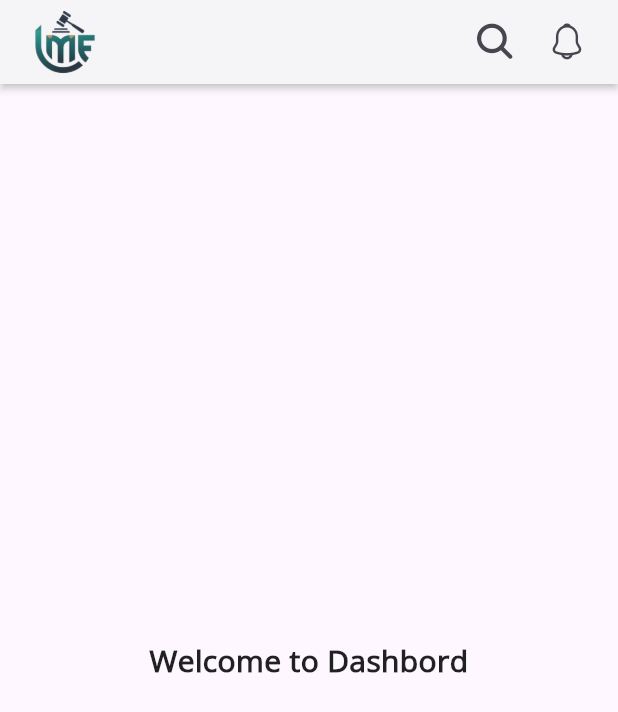
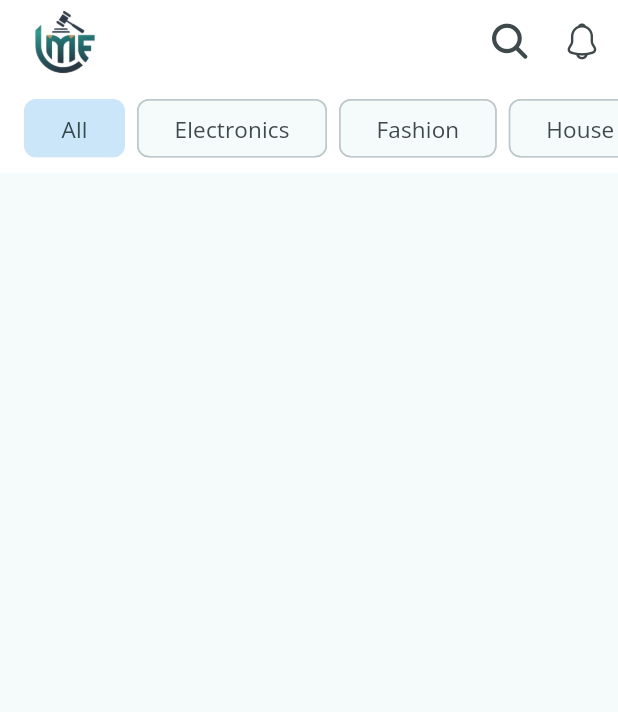
Before and after one commit to SubhamAdhikari20/leelame_app, a Flutter app: the HomeScreen screen opened directly, on a phone screen of 412 x 824 dp. Shown: the top 712 px of the screen. Run offline on Flutter 3.47's test engine with Material 3 defaults, Android fonts, the light colour scheme and no system bars.

Commit message:
Adding category toggle along with appbar

```diff
--- a/lib/bottom_screens/home_screen.dart
+++ b/lib/bottom_screens/home_screen.dart
@@ -2,14 +2,67 @@
 import 'package:flutter/material.dart';
 import 'package:leelame/custom_icons/notification_outlined_icon.dart';
 import 'package:leelame/custom_icons/search_icon.dart';
+import 'package:leelame/widgets/category_toggle_item.dart';
 
-class HomeScreen extends StatelessWidget {
+class HomeScreen extends StatefulWidget {
   const HomeScreen({super.key});
+
+  @override
+  State<HomeScreen> createState() => _HomeScreenState();
+}
+
+class _HomeScreenState extends State<HomeScreen> {
+  List<bool> selectedCategories = [
+    true,
+    false,
+    false,
+    false,
+    false,
+    false,
+    false,
+  ];
+
+  final List<Map<String, dynamic>> categories = [
+    {'label': 'All', 'icon': Icons.all_inclusive, 'color': Colors.grey},
+    {'label': 'Electronics', 'icon': Icons.phone_android, 'color': Colors.blue},
+    {'label': 'Fashion', 'icon': Icons.shopping_bag, 'color': Colors.pink},
+    {'label': 'House', 'icon': Icons.home, 'color': Colors.green},
+    {'label': 'Sports', 'icon': Icons.sports_soccer, 'color': Colors.orange},
+    {'label': 'Art', 'icon': Icons.palette, 'color': Colors.purple},
+    {'label': 'Books', 'icon': Icons.book, 'color': Colors.yellow},
+  ];
 
   @override
   Widget build(BuildContext context) {
     return Scaffold(
-      appBar: AppBar(
+      // appBar: AppBar(
+      //   backgroundColor: Theme.of(context).colorScheme.onPrimary,
+      //   elevation: 2,
+      //   shadowColor: Colors.grey.shade300,
+      //   leading: Padding(
+      //     padding: EdgeInsets.only(left: 10),
+      //     child: Image.asset(
+      //       "assets/images/leelame_logo_cropped_png.png",
+      //       width: MediaQuery.of(context).size.width * 0.25,
+      //       height: MediaQuery.of(context).size.width * 0.25,
+      //       fit: BoxFit.contain,
+      //     ),
+      //   ),
+      //   leadingWidth: 75,
+      //   actions: [
+      //     IconButton(icon: Icon(SearchIcon.icon), onPressed: () {}),
+      //     IconButton(
+      //       icon: Icon(NotificationOutlinedIcon.icon),
+      //       onPressed: () {},
+      //     ),
+      //   ],
+      //   actionsPadding: EdgeInsets.only(right: 10),
+      // ),
+      body: SafeArea(
+        child: CustomScrollView(
+          slivers: [
+            SliverAppBar(
+              expandedHeight: 115,
               backgroundColor: Theme.of(context).colorScheme.onPrimary,
               elevation: 2,
               shadowColor: Colors.grey.shade300,
@@ -30,22 +83,79 @@ class HomeScreen extends StatelessWidget {
                   onPressed: () {},
                 ),
               ],
-        actionsPadding: EdgeInsets.only(right: 10),
+              flexibleSpace: FlexibleSpaceBar(
+                background: SafeArea(
+                  child: Padding(
+                    padding: EdgeInsets.only(top: kToolbarHeight),
+                    child: SingleChildScrollView(
+                      scrollDirection: Axis.horizontal,
+                      padding: EdgeInsets.symmetric(
+                        horizontal: 16.0,
+                        vertical: 8.0,
                       ),
-      body: SizedBox.expand(
-        child: Center(
-          child: Text(
-            "Welcome to Dashbord",
-            style: TextStyle(
-              fontSize: 20,
-              fontWeight: FontWeight.bold,
-              color: Colors.black87,
-              height: 1.2,
+                      child: Row(
+                        children: List.generate(categories.length, (index) {
+                          final category = categories[index];
+                          return Padding(
+                            padding: const EdgeInsets.only(right: 8.0),
+                            child: FilterChip(
+                              label: CategoryToggleItem(
+                                label: category['label'],
                               ),
-            textAlign: TextAlign.center,
+                              selected: selectedCategories[index],
+                              onSelected: (bool selected) {
+                                setState(() {
+                                  for (
+                                    int i = 0;
+                                    i < selectedCategories.length;
+                                    i++
+                                  ) {
+                                    selectedCategories[i] = i == index;
+                                  }
+                                });
+                              },
+                              backgroundColor: Colors.transparent,
+                              selectedColor: Colors.blue.withOpacity(
+                                0.2,
+                              ), // Subtle highlight for selected
+                              showCheckmark:
+                                  false, // No checkmark to match image style
+                              shape: RoundedRectangleBorder(
+                                borderRadius: BorderRadius.circular(8.0),
+                                side: BorderSide.none,
+                              ),
+                            ),
+                          );
+                        }),
                       ),
                     ),
                   ),
+                ),
+              ),
+              pinned: false,
+              floating: true,
+              snap: true,
+            ),
+
+
+          ],
+        ),
+      ),
+
+      // body: SizedBox.expand(
+      //   child: Center(
+      //     child: Text(
+      //       "Welcome to Dashbord",
+      //       style: TextStyle(
+      //         fontSize: 20,
+      //         fontWeight: FontWeight.bold,
+      //         color: Colors.black87,
+      //         height: 1.2,
+      //       ),
+      //       textAlign: TextAlign.center,
+      //     ),
+      //   ),
+      // ),
     );
   }
 }
--- a/lib/themes/theme_data.dart
+++ b/lib/themes/theme_data.dart
@@ -6,7 +6,7 @@ import 'package:leelame/themes/outlined_button_theme_data.dart';
 
 ThemeData getApplicationTheme() {
   return ThemeData(
-    colorScheme: ColorScheme.fromSeed(seedColor: Colors.deepPurple),
+    colorScheme: ColorScheme.fromSeed(seedColor: Colors.white),
     useMaterial3: true,
     fontFamily: "OpenSans Regular",
     elevatedButtonTheme: getElevatedButtonTheme(),
--- /dev/null
+++ b/lib/widgets/category_toggle_item.dart
@@ -0,0 +1,15 @@
+// lib/widgets/category_toggle_item.dart
+import 'package:flutter/widgets.dart';
+
+class CategoryToggleItem extends StatelessWidget {
+  const CategoryToggleItem({super.key, required this.label});
+  final String label;
+
+  @override
+  Widget build(BuildContext context) {
+    return Padding(
+      padding: EdgeInsets.symmetric(horizontal: 8.0),
+      child: Text(label, style: TextStyle(fontSize: 15)),
+    );
+  }
+}
```
Lines whose indentation alone changed are shown as unchanged.
